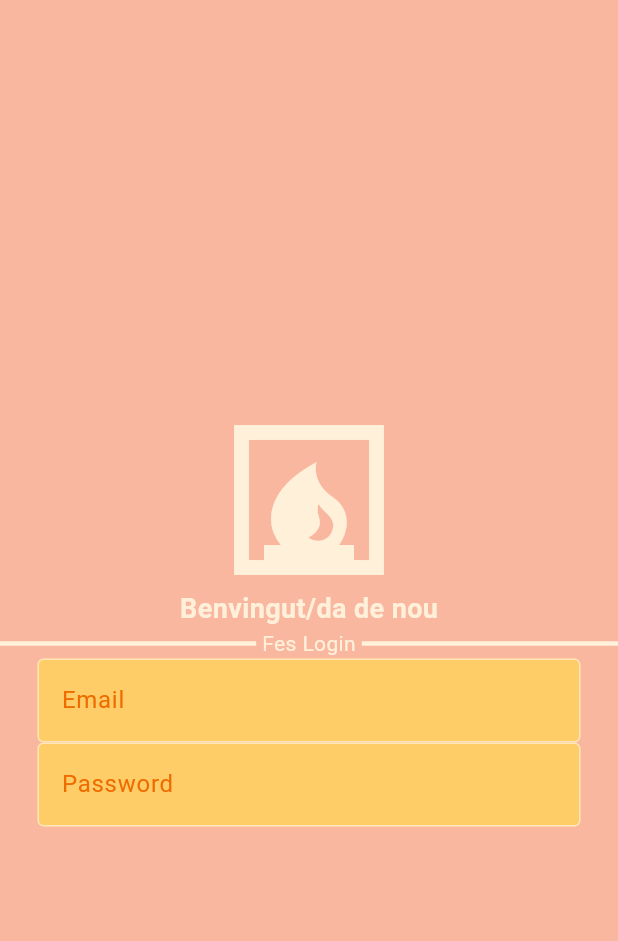
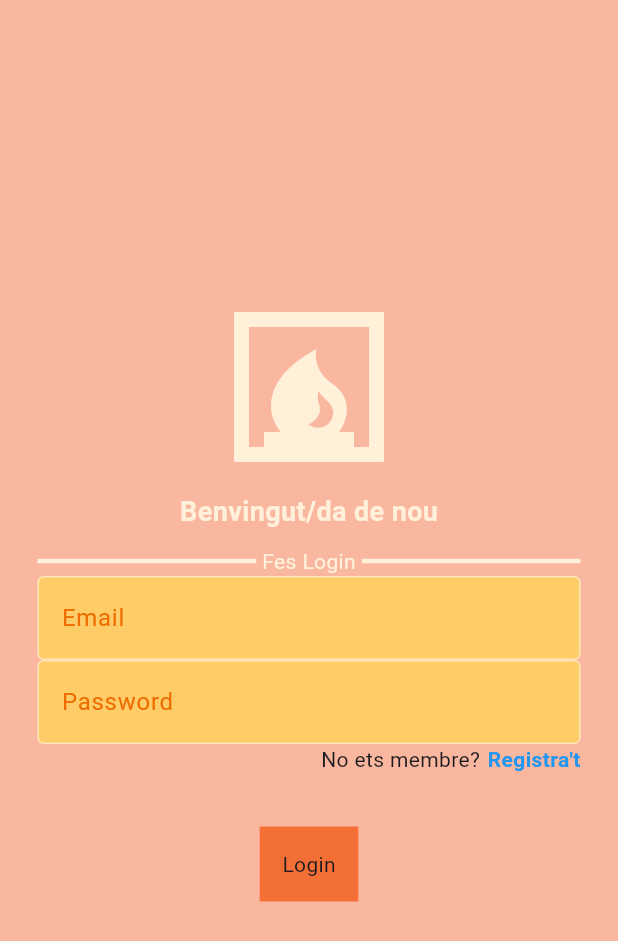
Before and after one commit to pauserrag/flutter_firebase_2324, a Flutter app: the screen it shows after launch, on a phone screen of 412 x 824 dp. Shown: the top 941 px of the screen. Run offline on Flutter 3.47's test engine with Material 3 defaults, Android fonts, the phone set to English and light mode, and no system bars.

Commit message:
Ui Login feta

```diff
--- /dev/null
+++ b/lib/components/boto_auth.dart
@@ -0,0 +1,15 @@
+import 'package:flutter/material.dart';
+
+class BotoAuth extends StatelessWidget {
+  const BotoAuth({super.key});
+
+  @override
+  Widget build(BuildContext context) {
+    return Container(
+      padding: EdgeInsets.all(15),
+      margin: EdgeInsets.all(25),
+      color: Color.fromARGB(255, 244, 111, 54),
+      child: Text("Login"),
+    );
+  }
+}
--- a/lib/pagines/pagina_login.dart
+++ b/lib/pagines/pagina_login.dart
@@ -1,5 +1,7 @@
+
 import 'package:flutter/material.dart';
-import 'package:flutter_firebase_2324/pagines/textfield_auth.dart';
+import 'package:flutter_firebase_2324/components/boto_auth.dart';
+import 'package:flutter_firebase_2324/components/textfield_auth.dart';
 
 class PaginaLogin extends StatefulWidget {
   const PaginaLogin({super.key});
@@ -29,6 +31,8 @@
               color: Color.fromARGB(255, 255, 240, 218),
             ),
 
+            const SizedBox(height: 10,),
+
             // Frase
 
             const Text(
@@ -43,7 +47,11 @@
 
             // Text divisori
 
-            const Row(
+            const SizedBox(height: 10,),
+
+            const Padding(
+              padding: EdgeInsets.symmetric(horizontal: 25,),
+              child: Row(
                 children: [
                   Expanded(
                     child: Divider(
@@ -66,6 +74,7 @@
                   ),
                 ],
               ),
+            ),
 
             // TextField Email.
 
@@ -83,9 +92,35 @@
               obscureText: true,
             ),
 
-            // No estas registrat/da
+
+
+            // No estàs registra/da
+            Padding(
+              padding: EdgeInsets.symmetric(horizontal: 25),
+              child: Row(
+                mainAxisAlignment: MainAxisAlignment.end,
+                children: [
+                  Text("No ets membre?"),
+                  SizedBox(width: 5,),
+                  GestureDetector(
+                    onTap: () {},
+                    child: Text(
+                      "Registra't",
+                      style: TextStyle(
+                        fontWeight: FontWeight.bold,
+                        color: Colors.blue,
+                      ),
+                    ),
+                  ),
+                ],
+              ),
+            ),
+
+            const SizedBox(height: 10,),
 
             // Boto login
+            const BotoAuth(),
+
 
           ],
         ),
```
Also changed, not shown: lib/components/textfield_auth.dart (line endings or trailing spaces). Lines whose indentation alone changed are shown as unchanged.
